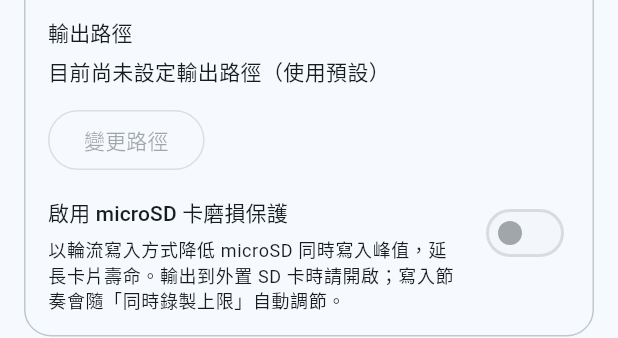
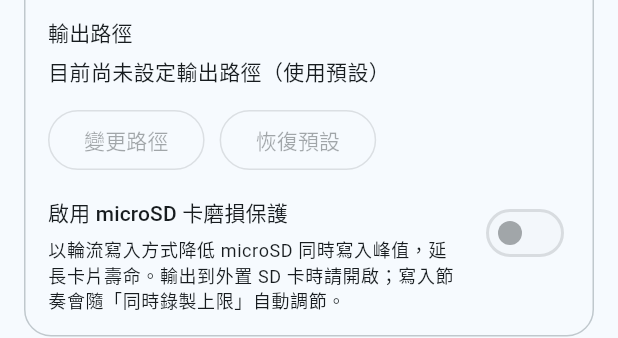
Before and after one commit to bilirec/bilirec-mobile, a Flutter app: the SettingsDrawerSheet widget shown alone on an empty page, opened directly with empty values, on a phone screen of 412 x 824 dp. Shown: the part 694-1032 px from the top of the screen. Run offline on Flutter 3.47's test engine with Material 3 defaults, Android fonts, the light colour scheme and no system bars; our stand-ins replace connectivity_plus, device_info_plus, file_picker, flutter_local_notifications, permission_handler and 2 more; missing offline and left inert: android_intent_plus, dart:ffi, flutter_foreground_task, github_release_apk_updater, saf_stream, saf_util; accounts and stored records are empty.

Commit message:
feat: add reset to default for output dir

```diff
--- a/lib/app/widgets/settings_card.dart
+++ b/lib/app/widgets/settings_card.dart
@@ -189,6 +189,14 @@ class _SettingsDrawerSheetState extends State<SettingsDrawerSheet> {
     }
 
     return selected;
+  }
+
+  Future<void> _restoreDefaultOutputPath() async {
+    await Preferences.setOutputDir(null);
+    if (!mounted) return;
+    setState(() {
+      _outputDirController.clear();
+    });
   }
 
   Future<void> _setSsePushEnabled(bool enabled) async {
@@ -1172,6 +1180,7 @@ class _SettingsDrawerSheetState extends State<SettingsDrawerSheet> {
   @override
   Widget build(BuildContext context) {
     final trimmedOutputPath = _outputDirController.text.trim();
+    final hasCustomOutputPath = trimmedOutputPath.isNotEmpty;
     final outputPathText = trimmedOutputPath.isEmpty
         ? l10n.tr('outputPathUnset')
         : trimmedOutputPath;
@@ -1381,10 +1390,24 @@ class _SettingsDrawerSheetState extends State<SettingsDrawerSheet> {
                             style: theme.textTheme.bodyMedium,
                           ),
                           const SizedBox(height: 12),
-                          OutlinedButton(
-                            onPressed:
-                                widget.controlsEnabled ? _browseBasePath : null,
-                            child: Text(l10n.tr('changePath')),
+                          Wrap(
+                            spacing: 10,
+                            runSpacing: 10,
+                            children: [
+                              OutlinedButton(
+                                onPressed: widget.controlsEnabled
+                                    ? _browseBasePath
+                                    : null,
+                                child: Text(l10n.tr('changePath')),
+                              ),
+                              OutlinedButton(
+                                onPressed: widget.controlsEnabled &&
+                                        hasCustomOutputPath
+                                    ? _restoreDefaultOutputPath
+                                    : null,
+                                child: Text(l10n.tr('restoreDefaultPath')),
+                              ),
+                            ],
                           ),
                           const SizedBox(height: 14),
                           Row(
--- a/lib/l10n/app_localizations.dart
+++ b/lib/l10n/app_localizations.dart
@@ -172,6 +172,7 @@ class AppLocalizations {
       'storagePolicyDescription': '設定錄製檔案的輸出路徑與寫入方式。',
       'storagePathTitle': '輸出路徑',
       'changePath': '變更路徑',
+      'restoreDefaultPath': '恢復預設',
       'outputPathUnset': '目前尚未設定輸出路徑（使用預設）',
       'microSdWearProtectionTitle': '啟用 microSD 卡磨損保護',
       'microSdWearProtectionDescription':
@@ -345,6 +346,7 @@ class AppLocalizations {
       'storagePolicyDescription': '设置录制文件的输出路径与写入方式。',
       'storagePathTitle': '输出路径',
       'changePath': '更改路径',
+      'restoreDefaultPath': '恢复默认',
       'outputPathUnset': '目前尚未设置输出路径（使用默认）',
       'microSdWearProtectionTitle': '启用 microSD 卡磨损保护',
       'microSdWearProtectionDescription':
```
